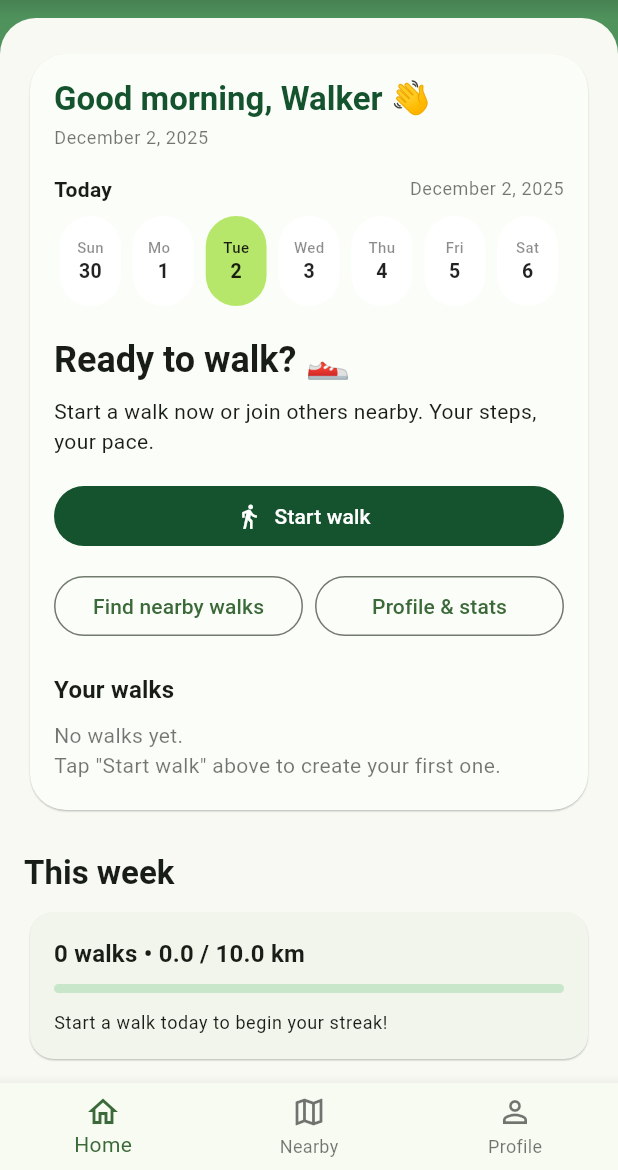
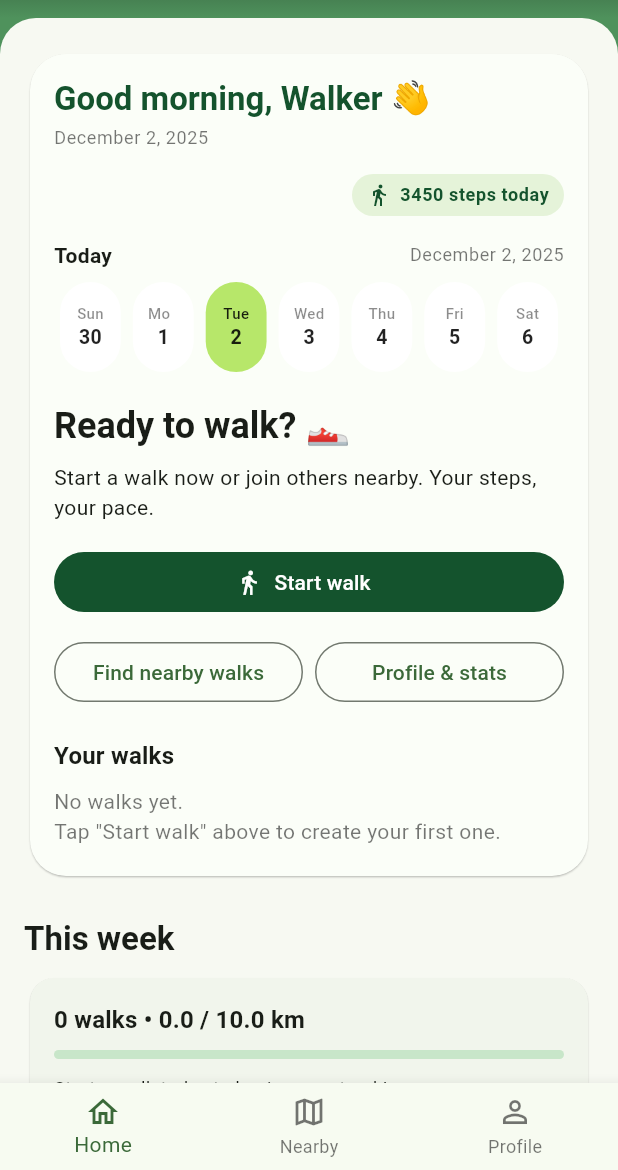
Before and after one commit to Ossi901990/Yalla-nemshi, a Flutter app: the screen it shows after launch, on a phone screen of 412 x 824 dp, the part 66-1236 px from its top. Run offline on Flutter 3.47's test engine with Material 3 defaults, Android fonts, the phone set to English and light mode, and no system bars; drawn by our look-alikes of table_calendar; our stand-ins replace flutter_local_notifications, google_maps_flutter, image_picker, shared_preferences, timezone; accounts and stored records are empty.

Commit message:
stepcounter added

```diff
--- a/lib/screens/home_screen.dart
+++ b/lib/screens/home_screen.dart
@@ -26,6 +26,9 @@ class _HomeScreenState extends State<HomeScreen> {
   // TODO: Replace with real user name from profile/auth.
   String _userName = 'Walker';
   DateTime _selectedDay = DateTime.now();
+
+    int _todaySteps = 3450; // TODO: replace with real steps later
+
 
   String _greetingForTime() {
     final hour = DateTime.now().hour;
@@ -629,6 +632,38 @@ class _HomeScreenState extends State<HomeScreen> {
 ),
 const SizedBox(height: 16),
 
+// Small steps today pill
+Row(
+  mainAxisAlignment: MainAxisAlignment.end,
+  children: [
+    Container(
+      padding: const EdgeInsets.symmetric(horizontal: 10, vertical: 6),
+      decoration: BoxDecoration(
+        color: const Color(0xFFE5F3D9), // soft green background
+        borderRadius: BorderRadius.circular(999),
+      ),
+      child: Row(
+        children: [
+          const Icon(
+            Icons.directions_walk,
+            size: 16,
+            color: Color(0xFF14532D),
+          ),
+          const SizedBox(width: 6),
+          Text(
+            '$_todaySteps steps today',
+            style: theme.textTheme.bodySmall?.copyWith(
+              fontWeight: FontWeight.w600,
+              color: const Color(0xFF14532D),
+            ),
+          ),
+        ],
+      ),
+    ),
+  ],
+),
+const SizedBox(height: 16),
+
 // Today + pill calendar
 Row(
   mainAxisAlignment:
@@ -654,6 +689,7 @@ class _HomeScreenState extends State<HomeScreen> {
     ),
   ],
 ),
+
                                   const SizedBox(height: 8),
                                   TableCalendar(
                                     firstDay: DateTime.utc(
```
Lines whose indentation alone changed are shown as unchanged.
